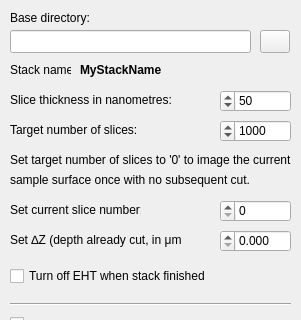
Qt form gui/acq_settings_dlg.ui (SBEMimage/SBEMimage) before a commit; both pictures show x 0 to 301 and y 0 to 320 of the 301 by 483 pixel window.
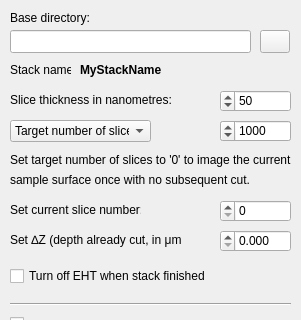
The same form after that commit.

Commit message: update acquisition settings dialog to include target slice or depth choice

Patch:
```diff
--- a/gui/acq_settings_dlg.ui
+++ b/gui/acq_settings_dlg.ui
@@ -106,19 +106,6 @@
     <enum>Qt::Horizontal</enum>
    </property>
   </widget>
-  <widget class="QLabel" name="label_sn">
-   <property name="geometry">
-    <rect>
-     <x>10</x>
-     <y>120</y>
-     <width>161</width>
-     <height>20</height>
-    </rect>
-   </property>
-   <property name="text">
-    <string>Target number of slices:</string>
-   </property>
-  </widget>
   <widget class="QLabel" name="label_st">
    <property name="geometry">
     <rect>
@@ -392,6 +379,49 @@
     <string>MyStackName</string>
    </property>
   </widget>
+  <widget class="QComboBox" name="comboBox_targetType">
+   <property name="geometry">
+    <rect>
+     <x>10</x>
+     <y>120</y>
+     <width>141</width>
+     <height>22</height>
+    </rect>
+   </property>
+   <property name="layoutDirection">
+    <enum>Qt::LeftToRight</enum>
+   </property>
+   <item>
+    <property name="text">
+     <string>Target number of slices:</string>
+    </property>
+   </item>
+   <item>
+    <property name="text">
+     <string>Target depth (μm):</string>
+    </property>
+   </item>
+  </widget>
+  <widget class="QDoubleSpinBox" name="doubleSpinBox_targetZDepth">
+   <property name="geometry">
+    <rect>
+     <x>220</x>
+     <y>120</y>
+     <width>71</width>
+     <height>22</height>
+    </rect>
+   </property>
+   <property name="decimals">
+    <number>3</number>
+   </property>
+   <property name="maximum">
+    <double>999.999000000000024</double>
+   </property>
+   <property name="value">
+    <double>0.000000000000000</double>
+   </property>
+  </widget>
+  <zorder>doubleSpinBox_targetZDepth</zorder>
   <zorder>buttonBox</zorder>
   <zorder>label_csn</zorder>
   <zorder>label_bd</zorder>
```
Left out of the diff: 8 changed lines with no effect on the pictures. The commit also changes 1 other file.
